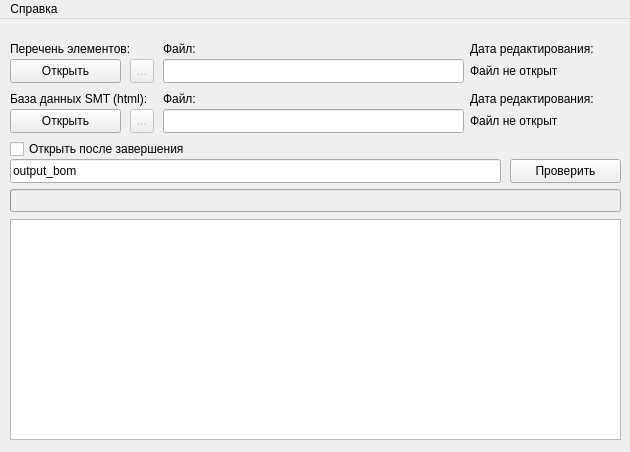
This is form.ui in nekriS/searchBASE as Qt 5 draws it before an edit. The edited form follows.
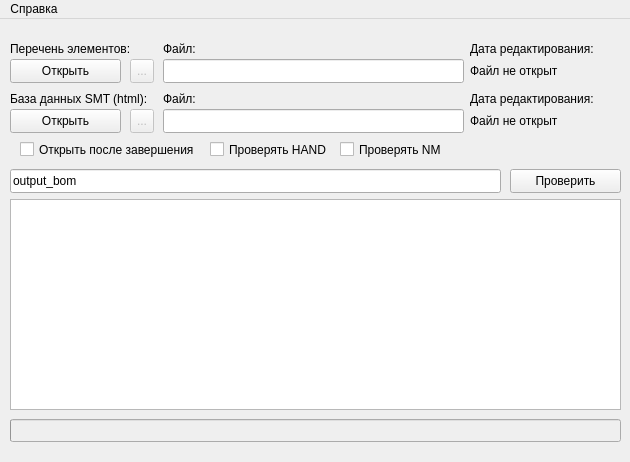
This is the edited form.

Patch:
```diff
--- a/form.ui
+++ b/form.ui
@@ -7,7 +7,7 @@
     <x>0</x>
     <y>0</y>
     <width>630</width>
-    <height>452</height>
+    <height>462</height>
    </rect>
   </property>
   <property name="sizePolicy">
@@ -19,13 +19,13 @@
   <property name="minimumSize">
    <size>
     <width>630</width>
-    <height>452</height>
+    <height>462</height>
    </size>
   </property>
   <property name="maximumSize">
    <size>
     <width>630</width>
-    <height>452</height>
+    <height>462</height>
    </size>
   </property>
   <property name="windowTitle">
@@ -108,10 +108,10 @@
    <widget class="QCheckBox" name="checkBox">
     <property name="geometry">
      <rect>
-      <x>10</x>
+      <x>20</x>
       <y>120</y>
-      <width>211</width>
-      <height>20</height>
+      <width>181</width>
+      <height>21</height>
      </rect>
     </property>
     <property name="text">
@@ -125,11 +125,14 @@
     <property name="geometry">
      <rect>
       <x>10</x>
-      <y>170</y>
+      <y>400</y>
       <width>611</width>
       <height>23</height>
      </rect>
     </property>
+    <property name="maximum">
+     <number>100</number>
+    </property>
     <property name="value">
      <number>0</number>
     </property>
@@ -150,9 +153,9 @@
     <property name="geometry">
      <rect>
       <x>10</x>
-      <y>200</y>
+      <y>180</y>
       <width>611</width>
-      <height>221</height>
+      <height>211</height>
      </rect>
     </property>
     <property name="readOnly">
@@ -163,7 +166,7 @@
     <property name="geometry">
      <rect>
       <x>10</x>
-      <y>140</y>
+      <y>150</y>
       <width>491</width>
       <height>24</height>
      </rect>
@@ -176,7 +179,7 @@
     <property name="geometry">
      <rect>
       <x>510</x>
-      <y>140</y>
+      <y>150</y>
       <width>111</width>
       <height>24</height>
      </rect>
@@ -321,6 +324,32 @@
      <string>Дата редактирования:</string>
     </property>
    </widget>
+   <widget class="QCheckBox" name="checkhand">
+    <property name="geometry">
+     <rect>
+      <x>210</x>
+      <y>120</y>
+      <width>131</width>
+      <height>21</height>
+     </rect>
+    </property>
+    <property name="text">
+     <string>Проверять HAND</string>
+    </property>
+   </widget>
+   <widget class="QCheckBox" name="checknm">
+    <property name="geometry">
+     <rect>
+      <x>340</x>
+      <y>120</y>
+      <width>131</width>
+      <height>21</height>
+     </rect>
+    </property>
+    <property name="text">
+     <string>Проверять NM</string>
+    </property>
+   </widget>
   </widget>
   <widget class="QMenuBar" name="menubar">
    <property name="geometry">
```
Left out of the diff: 2 changed lines with no effect on the pictures.
